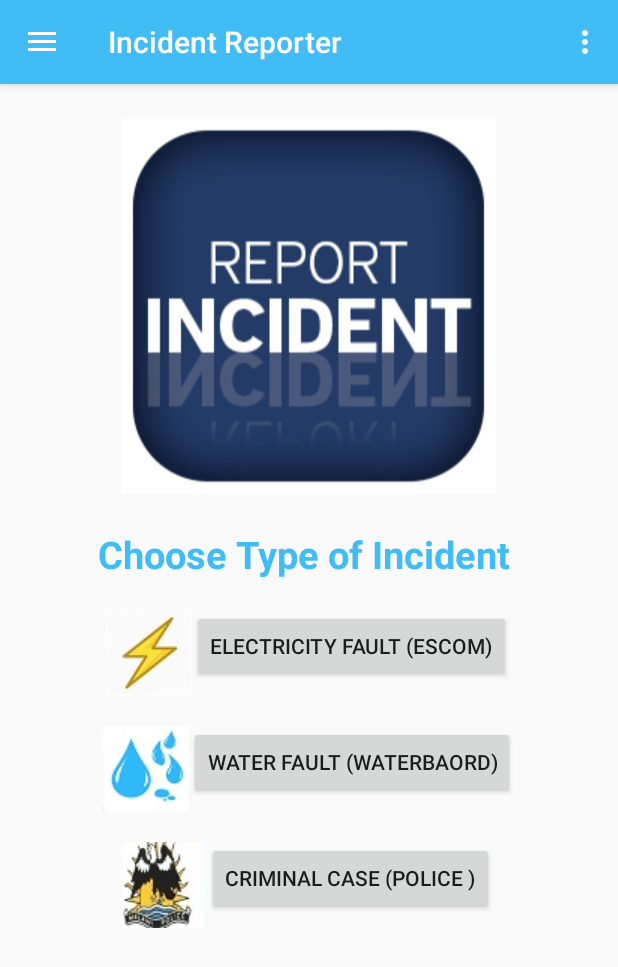
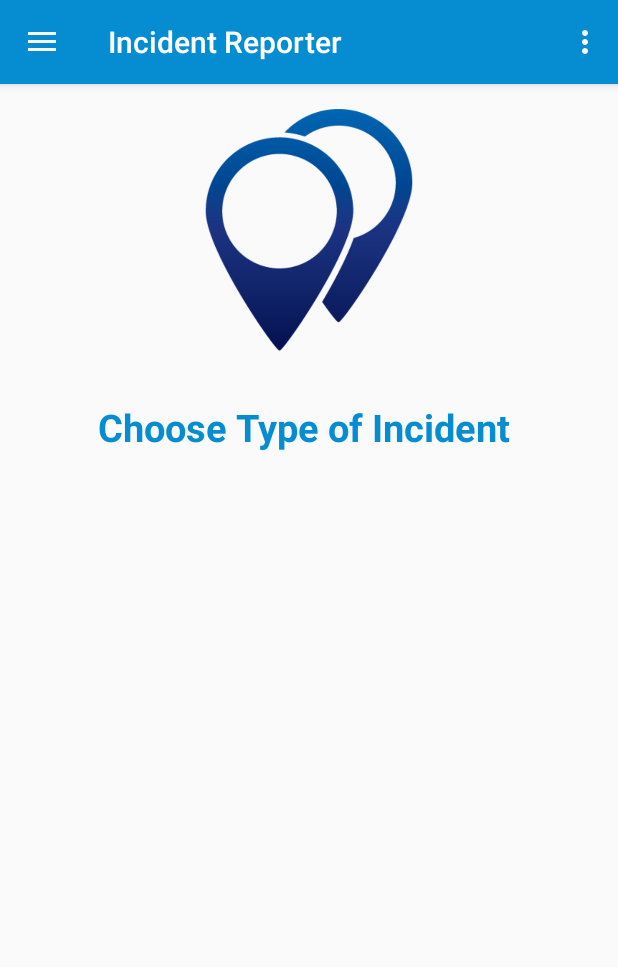
Before and after one commit to WakisaC/Geocoding-System-for-Navigation_Mobile_app, an Android app: the MainActivity screen opened directly, with no data from a screen before it, on a phone screen of 412 x 824 dp. Shown: the top 967 px of the screen. Run offline under Robolectric (Android 15) with nearby library versions, the phone set to English and light mode, and no system bars.

Commit message:
a little modi

```diff
--- a/app/src/main/res/drawable/side_nav_bar.xml
+++ b/app/src/main/res/drawable/side_nav_bar.xml
@@ -2,8 +2,8 @@
     android:shape="rectangle">
     <gradient
         android:angle="135"
-        android:centerColor="#42bcf4"
+        android:centerColor="#068dd1"
         android:endColor="#4DB6AC"
-        android:startColor="#63c0f9"
+        android:startColor="#068dd1"
         android:type="linear" />
 </shape>
--- a/app/src/main/res/layout/content_launcher.xml
+++ b/app/src/main/res/layout/content_launcher.xml
@@ -36,7 +36,7 @@
                 android:background="@color/blue"
                 android:textColor="@color/white"
                 android:layout_gravity="bottom"
-                android:layout_marginBottom="50dp"
+                android:layout_marginBottom="30dp"
                 android:layout_marginLeft="20dp"
                 android:layout_marginRight="20dp"
                 android:onClick="getStarted"
--- a/app/src/main/res/layout/content_main.xml
+++ b/app/src/main/res/layout/content_main.xml
@@ -10,87 +10,31 @@
 
     <ScrollView
         android:layout_width="match_parent"
-        android:layout_height="match_parent">
+        android:layout_height="match_parent"
+        tools:layout_editor_absoluteX="16dp"
+        tools:layout_editor_absoluteY="59dp">
+
         <LinearLayout
             android:layout_width="match_parent"
             android:layout_height="match_parent"
-            android:orientation="vertical"
-            >
+            android:orientation="vertical">
 
             <ImageView
-                android:layout_width="wrap_content"
-                android:layout_height="296dp"
+                android:layout_width="match_parent"
+                android:layout_height="191dp"
                 android:layout_gravity="center"
-                android:src="@drawable/incidentreporting" />
+                android:src="@drawable/nav" />
+
             <TextView
                 android:layout_width="wrap_content"
                 android:layout_height="wrap_content"
+                android:layout_gravity="center"
+                android:layout_marginTop="20dp"
                 android:text="Choose Type of Incident "
-                android:layout_gravity="center"
-                android:textStyle="bold"
+                android:textColor="@color/blue"
                 android:textSize="25dp"
-                android:textColor="@color/blue"
-                />
-            <LinearLayout
-                android:layout_width="wrap_content"
-                android:layout_height="wrap_content"
-                android:layout_marginTop="20dp"
-                android:orientation="horizontal"
-                android:layout_gravity="center"
-                >
-                <ImageView
-                    android:layout_width="wrap_content"
-                    android:layout_height="wrap_content"
-                    android:src="@drawable/spark"/>
+                android:textStyle="bold" />
 
-                <Button
-                    android:layout_width="wrap_content"
-                    android:layout_height="wrap_content"
-                    android:text="Electricity Fault (ESCOM)"
-                    />
-
-
-            </LinearLayout>
-            <LinearLayout
-                android:layout_width="wrap_content"
-                android:layout_height="wrap_content"
-                android:layout_marginTop="20dp"
-                android:orientation="horizontal"
-                android:layout_gravity="center"
-                >
-                <ImageView
-                    android:layout_width="wrap_content"
-                    android:layout_height="wrap_content"
-                    android:src="@drawable/water"/>
-                <Button
-                    android:layout_width="wrap_content"
-                    android:layout_height="wrap_content"
-                    android:text="Water Fault (Waterbaord)"
-                    />
-
-
-
-            </LinearLayout>
-            <LinearLayout
-                android:layout_width="wrap_content"
-                android:layout_height="wrap_content"
-                android:layout_marginTop="20dp"
-                android:orientation="horizontal"
-                android:layout_gravity="center"
-                >
-                <ImageView
-                    android:layout_width="wrap_content"
-                    android:layout_height="wrap_content"
-                    android:src="@drawable/police"/>
-
-                <Button
-                    android:layout_width="wrap_content"
-                    android:layout_height="wrap_content"
-                    android:text="Criminal case (Police )"
-                    />
-
-
-            </LinearLayout>
 
 
         </LinearLayout>
--- a/app/src/main/res/values/colors.xml
+++ b/app/src/main/res/values/colors.xml
@@ -5,5 +5,6 @@
     <color name="colorAccent">#D81B60</color>
     <color name="body">#5a7093</color>
     <color name="white">#ffffff</color>
-    <color name="blue">#42bcf4</color>
+    <color name="blue">#068dd1</color>
+    <color name="background">#edf1f7</color>
 </resources>
```
Also changed, not shown: app/src/main/res/drawable/rounded.xml (added, +11 -0 lines), app/src/main/res/layout/content_register.xml (+13 -0 lines), app/src/main/res/drawable/nav.png (added).
